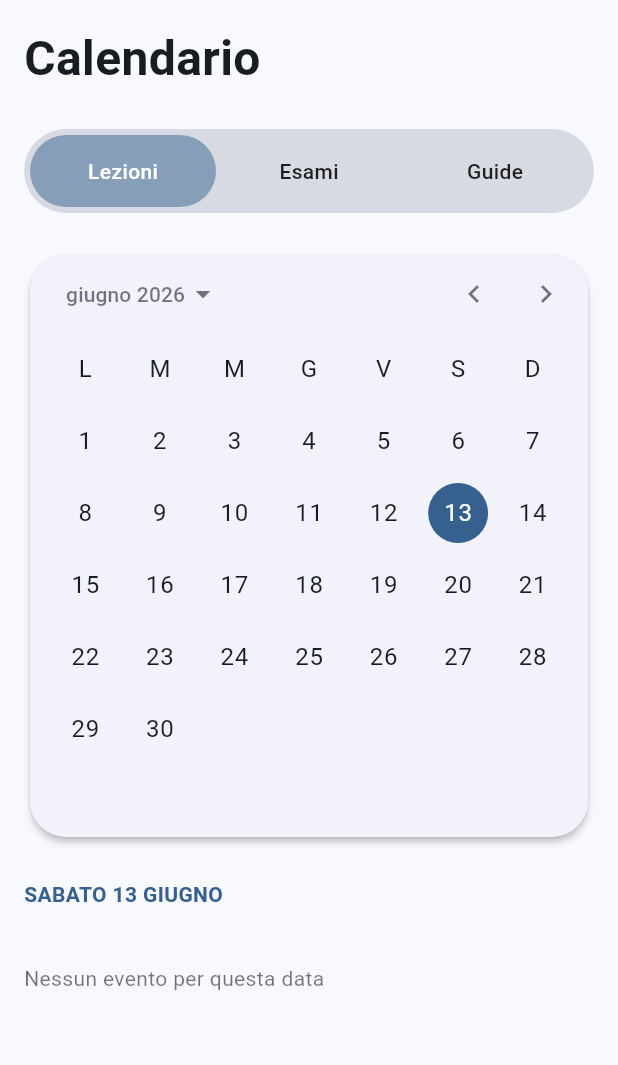
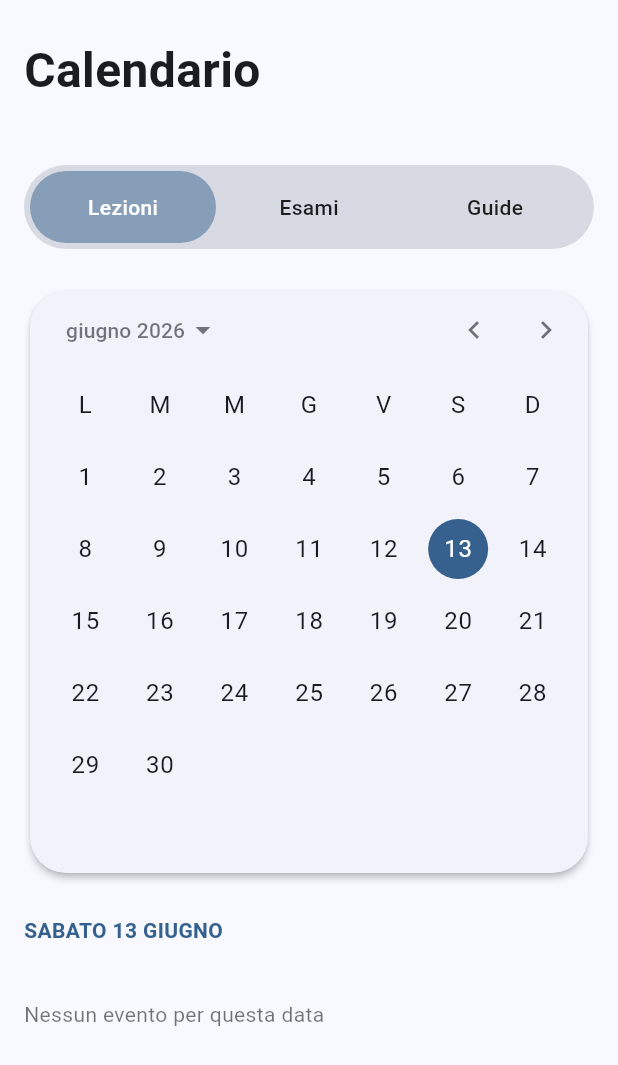
Before and after one commit to Kinas04/DriveApp_Dart, a Flutter app: the SchermataCalendario screen opened directly, on a phone screen of 412 x 824 dp. Shown: the top 1065 px of the screen. Run offline on Flutter 3.47's test engine with Material 3 defaults, Android fonts, the light colour scheme and no system bars; our stand-ins replace cloud_firestore, connectivity_plus, firebase_auth, firebase_core, shared_preferences; accounts and stored records are empty.

Commit message:
allineamento titoli schermate

```diff
--- a/lib/view/schermata_calendario.dart
+++ b/lib/view/schermata_calendario.dart
@@ -78,11 +78,15 @@ class _SchermataCalendarioState extends State<SchermataCalendario> {
   //layout verticale a colonna singola per smartphone
   Widget _buildLayoutCompatto() {
     return SingleChildScrollView(
-      padding: const EdgeInsets.all(16.0),
       child: Column(
         crossAxisAlignment: CrossAxisAlignment.start,
         children: [
           _buildTitolo(),
+          Padding(
+            padding: const EdgeInsets.symmetric(horizontal: 16.0),
+            child: Column(
+              crossAxisAlignment: CrossAxisAlignment.start,
+              children: [
                 const SizedBox(height: 24),
                 _buildSelettoreTabs(),
                 const SizedBox(height: 24),
@@ -93,14 +97,15 @@ class _SchermataCalendarioState extends State<SchermataCalendario> {
                 _buildListaEventi(),
               ],
             ),
+          ),
+        ],
+      ),
     );
   }
 
   //layout a due colonne ottimizzato per tablet: calendario a sinistra e lista eventi a destra
   Widget _buildLayoutTablet() {
-    return Padding(
-      padding: const EdgeInsets.all(16.0),
-      child: Row(
+    return Row(
       crossAxisAlignment: CrossAxisAlignment.start,
       children: [
         //Colonna dedicata alla selezione della data
@@ -111,8 +116,16 @@ class _SchermataCalendarioState extends State<SchermataCalendario> {
               crossAxisAlignment: CrossAxisAlignment.start,
               children: [
                 _buildTitolo(),
+                Padding(
+                  padding: const EdgeInsets.symmetric(horizontal: 16.0),
+                  child: Column(
+                    crossAxisAlignment: CrossAxisAlignment.start,
+                    children: [
                       const SizedBox(height: 24),
                       _buildCalendario(),
+                    ],
+                  ),
+                ),
               ],
             ),
           ),
@@ -124,6 +137,7 @@ class _SchermataCalendarioState extends State<SchermataCalendario> {
           child: Column(
             crossAxisAlignment: CrossAxisAlignment.start,
             children: [
+              const SizedBox(height: 24),
               _buildSelettoreTabs(),
               const SizedBox(height: 24),
               _buildLabelData(),
@@ -133,14 +147,17 @@ class _SchermataCalendarioState extends State<SchermataCalendario> {
           ),
         ),
       ],
-      ),
     );
   }
 
   Widget _buildTitolo() {
-    return const Text(
+    //Applichiamo un padding standard per allineare il titolo a tutte le altre schermate
+    return const Padding(
+      padding: EdgeInsets.fromLTRB(16, 24, 16, 16),
+      child: Text(
         "Calendario",
         style: TextStyle(fontSize: 32, fontWeight: FontWeight.bold),
+      ),
     );
   }
 
--- a/lib/view/schermata_login.dart
+++ b/lib/view/schermata_login.dart
@@ -87,7 +87,8 @@ class _SchermataLoginState extends State<SchermataLogin> {
       child: Column(
         mainAxisAlignment: MainAxisAlignment.center,
         children: [
-          const SizedBox(height: 32),
+          //Padding superiore ridotto per allineare l'intestazione alle altre schermate
+          const SizedBox(height: 24),
           _buildIntestazione(),
           const SizedBox(height: 32),
           _buildModuloLogin(viewModel),
--- a/lib/view/schermata_registrazione.dart
+++ b/lib/view/schermata_registrazione.dart
@@ -91,7 +91,8 @@ class _SchermataRegistrazioneState extends State<SchermataRegistrazione> {
               child: Column(
                 mainAxisAlignment: MainAxisAlignment.center,
                 children: [
-                  const SizedBox(height: 32),
+                  //Allineamento altezza titolo coerente con il resto del progetto
+                  const SizedBox(height: 24),
                   const Text(
                     "Crea un account",
                     style: TextStyle(fontSize: 30, fontWeight: FontWeight.bold),
```
Also changed, not shown: lib/view/schermata_account.dart (+13 -4 lines), lib/view/schermata_prenota.dart (+15 -4 lines). Lines whose indentation alone changed are shown as unchanged.
